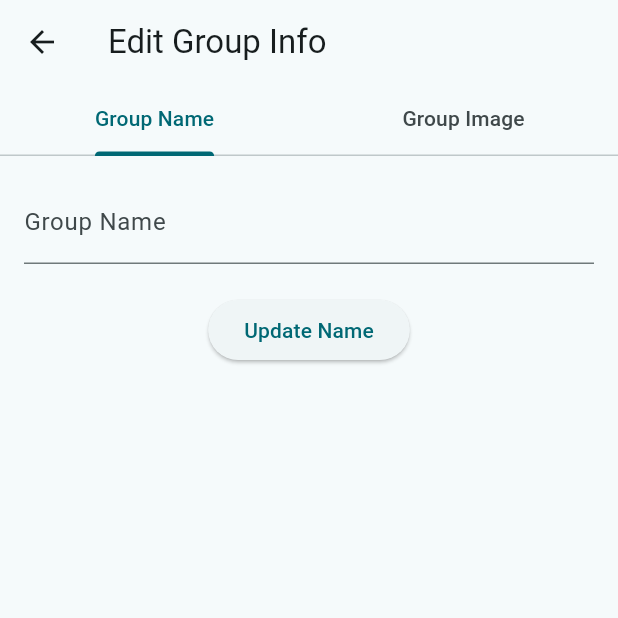
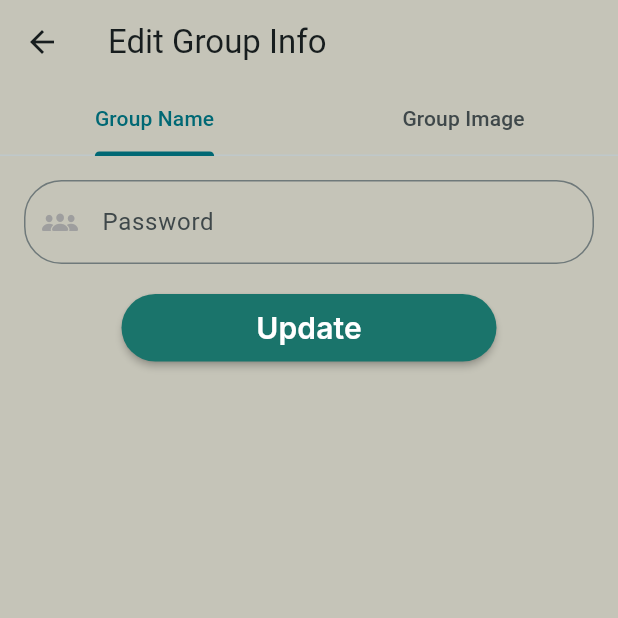
Before and after one commit to kushalchh07/MinimalChatAppUsingFlutter, a Flutter app: the GroupImagePick screen opened directly with empty values, on a phone screen of 412 x 824 dp, the top half of it. Run offline on Flutter 3.47's test engine with Material 3 defaults, Android fonts, the phone set to English and light mode, and no system bars; our stand-ins replace bloc, cached_network_image, cloud_firestore, equatable, firebase_auth, firebase_core and 9 more; missing offline and left inert: firebase_app_check, flutter_emoji_gif_picker, modal_side_sheet; accounts and stored records are empty.

Commit message:
feat:Group pick image screen ui enhancement

```diff
--- a/lib/pages/Chat/groupchat.dart/group_image_pick.dart
+++ b/lib/pages/Chat/groupchat.dart/group_image_pick.dart
@@ -11,6 +11,10 @@ import 'package:flutter/cupertino.dart';
 import 'package:flutter/material.dart';
 import 'package:flutter_bloc/flutter_bloc.dart';
 import 'package:get/get.dart';
+import 'package:google_fonts/google_fonts.dart';
+
+import '../../../constants/colors/colors.dart';
+import '../../Login&signUp/sign_uppage.dart';
 
 class GroupImagePick extends StatefulWidget {
   final String groupName;
@@ -34,6 +38,7 @@ class _GroupImagePickState extends State<GroupImagePick> {
         length: 2, // Number of tabs
         child: Scaffold(
           appBar: AppBar(
+            backgroundColor: appBackgroundColor,
             title: Text('Edit Group Info'),
             bottom: TabBar(
               tabs: [
@@ -42,6 +47,7 @@ class _GroupImagePickState extends State<GroupImagePick> {
               ],
             ),
           ),
+          backgroundColor: appBackgroundColor,
           body: TabBarView(
             children: [
               _GroupNameEditor(groupId: widget.groupId),
@@ -92,20 +98,64 @@ class _GroupNameEditor extends StatelessWidget {
             padding: const EdgeInsets.all(16.0),
             child: Column(
               children: [
-                TextField(
+                TextFormField(
+                  cursorColor: greenColor,
                   controller: _controller,
-                  decoration: InputDecoration(labelText: 'Group Name'),
+                  validator: (value) {
+                    if (value == null || value.isEmpty) {
+                      return 'Please enter Name';
+                    }
+                    return null;
+                  },
+                  textInputAction: TextInputAction.go,
+                  decoration: InputDecoration(
+                    floatingLabelStyle:
+                        TextStyle(color: primaryColor, fontSize: 13),
+                    focusedBorder: customFocusBorder(),
+                    border: OutlineInputBorder(
+                      borderRadius: BorderRadius.circular(25),
+                      borderSide: BorderSide(color: primaryColor, width: 2),
+                    ),
+                    prefixIcon: Icon(
+                      CupertinoIcons.person_3_fill,
+                      color: greyColor,
+                    ),
+                    labelStyle:
+                        GoogleFonts.inter(color: greyColor, fontSize: 13),
+                    hintText: 'Password',
+                  ),
                 ),
                 SizedBox(height: 20),
-                ElevatedButton(
+                SizedBox(
+                  height: 45,
+                  width: 250,
+                  child: MaterialButton(
+                    shape: RoundedRectangleBorder(
+                        borderRadius: BorderRadius.circular(25)),
+                    color: greenColor,
                     onPressed: () {
                       context.read<GroupInfoBloc>().add(UpdateGroupNameEvent(
                             groupId: groupId,
                             groupName: _controller.text,
                           ));
                     },
-                  child: Text('Update Name'),
+                    child: Row(
+                      mainAxisAlignment: MainAxisAlignment.center,
+                      children: [
+                        Text(
+                          'Update',
+                          style: GoogleFonts.inter(
+                            textStyle: TextStyle(
+                              color: whiteColor,
+                              fontSize: 20,
+                              fontWeight: FontWeight.w600,
                             ),
+                          ),
+                        ),
+                      ],
+                    ),
+                  ),
+                )
               ],
             ),
           );
@@ -149,15 +199,36 @@ class _GroupImageEditor extends StatelessWidget {
             children: [
               Image.file(state.imageFile, height: 200, width: 200),
               SizedBox(height: 20),
-              ElevatedButton(
+              SizedBox(
+                height: 45,
+                width: 250,
+                child: MaterialButton(
+                  shape: RoundedRectangleBorder(
+                      borderRadius: BorderRadius.circular(25)),
+                  color: greenColor,
                   onPressed: () {
                     context.read<GroupInfoBloc>().add(UpdateImageEvent(
                           imageFile: state.imageFile,
                           groupId: groupId,
                         ));
                   },
-                child: Text('Update Image'),
+                  child: Row(
+                    mainAxisAlignment: MainAxisAlignment.center,
+                    children: [
+                      Text(
+                        'Upload Image',
+                        style: GoogleFonts.inter(
+                          textStyle: TextStyle(
+                            color: whiteColor,
+                            fontSize: 20,
+                            fontWeight: FontWeight.w600,
                           ),
+                        ),
+                      ),
+                    ],
+                  ),
+                ),
+              )
             ],
           );
         } else if (state is ImageUpdatingState) {
@@ -167,13 +238,33 @@ class _GroupImageEditor extends StatelessWidget {
         }
 
         return Center(
-          child: ElevatedButton(
+            child: SizedBox(
+          height: 45,
+          width: 250,
+          child: MaterialButton(
+            shape:
+                RoundedRectangleBorder(borderRadius: BorderRadius.circular(25)),
+            color: greenColor,
             onPressed: () {
               context.read<GroupInfoBloc>().add(PickImageEvent());
             },
-            child: Text('Pick Image'),
+            child: Row(
+              mainAxisAlignment: MainAxisAlignment.center,
+              children: [
+                Text(
+                  'Pick Image',
+                  style: GoogleFonts.inter(
+                    textStyle: TextStyle(
+                      color: whiteColor,
+                      fontSize: 20,
+                      fontWeight: FontWeight.w600,
                     ),
-        );
+                  ),
+                ),
+              ],
+            ),
+          ),
+        ));
       },
     );
   }
```
Also changed, not shown: pubspec.lock. Lines whose indentation alone changed are shown as unchanged.
